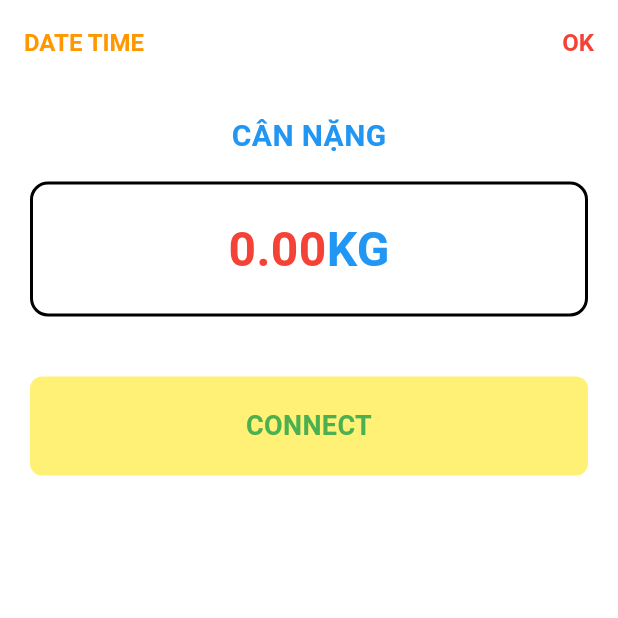
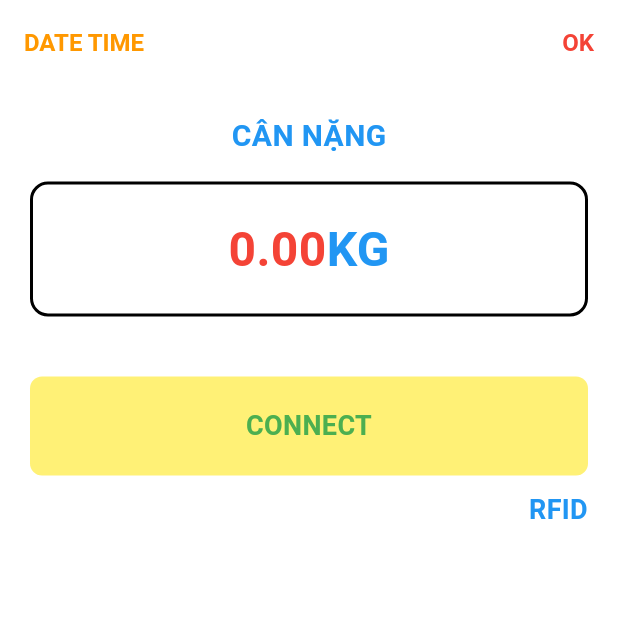
Before and after one commit to TranThanhTan19146259/Indr_LoadCell_SI580E, a Flutter app: the screen it shows after launch, on a phone screen of 412 x 824 dp, the top half of it. Run offline on Flutter 3.47's test engine with Material 3 defaults, Android fonts, the phone set to English and light mode, and no system bars; missing offline and left inert: usb_serial.

Commit message:
Update read RFID code from esp32

```diff
--- a/lib/main.dart
+++ b/lib/main.dart
@@ -17,6 +17,7 @@ class _MyAppState extends State<MyApp> {
   String _status = "Idle";
   String _errorMessage = "";
   String _weightValue = "0.00";
+  String _rfidCode = "RFID";
   List<Widget> _ports = [];
   List<Widget> _serialData = [];
 
@@ -83,10 +84,11 @@ class _MyAppState extends State<MyApp> {
         if(line.contains("RAW_DATA")){
           try {
             List<String> parts = line.split(" ");
-            if (parts.length >= 3) {
+            if (parts.length >= 4) {
               String weightStr = parts[2]; // Lấy phần tử thứ 3
               _weightValue = weightStr;
-              print("Updated weight: $_weightValue");
+              String rfidStr = parts[3];
+              _rfidCode = rfidStr;
             }
           } catch (e) {
             print("Error parsing weight: $e");
@@ -199,6 +201,7 @@ class _MyAppState extends State<MyApp> {
           textController: _textController,
           errorMessage: _errorMessage,
           weightValue: _weightValue,
+          rfidCode: _rfidCode,
           onSend: () async{
             if(_port == null) {
               return;
@@ -218,6 +221,7 @@ class HomeScreen extends StatelessWidget {
   final String status;
   final String errorMessage;
   final String weightValue;
+  final String rfidCode;
   final UsbPort? port;
   final List<Widget> serialData;
   final TextEditingController textController;
@@ -231,6 +235,7 @@ class HomeScreen extends StatelessWidget {
     this.errorMessage  = "",
     this.port,
     this.weightValue = "0.00",
+    this.rfidCode = "RFID",
     this.serialData = const [],
     required this.textController,
     required this.onSend,
@@ -346,6 +351,19 @@ class HomeScreen extends StatelessWidget {
                 ),
               ),
             ),
+            SizedBox(height: 10),
+            Align(
+              alignment: Alignment.centerRight,
+              child: Text(
+                textAlign: TextAlign.right,
+                rfidCode,
+                style: TextStyle(
+                  color: Colors.blue,
+                  fontWeight: FontWeight.bold,
+                  fontSize: 18,
+                ),
+              ),
+            ),
           ],
         ),
       ),
```
